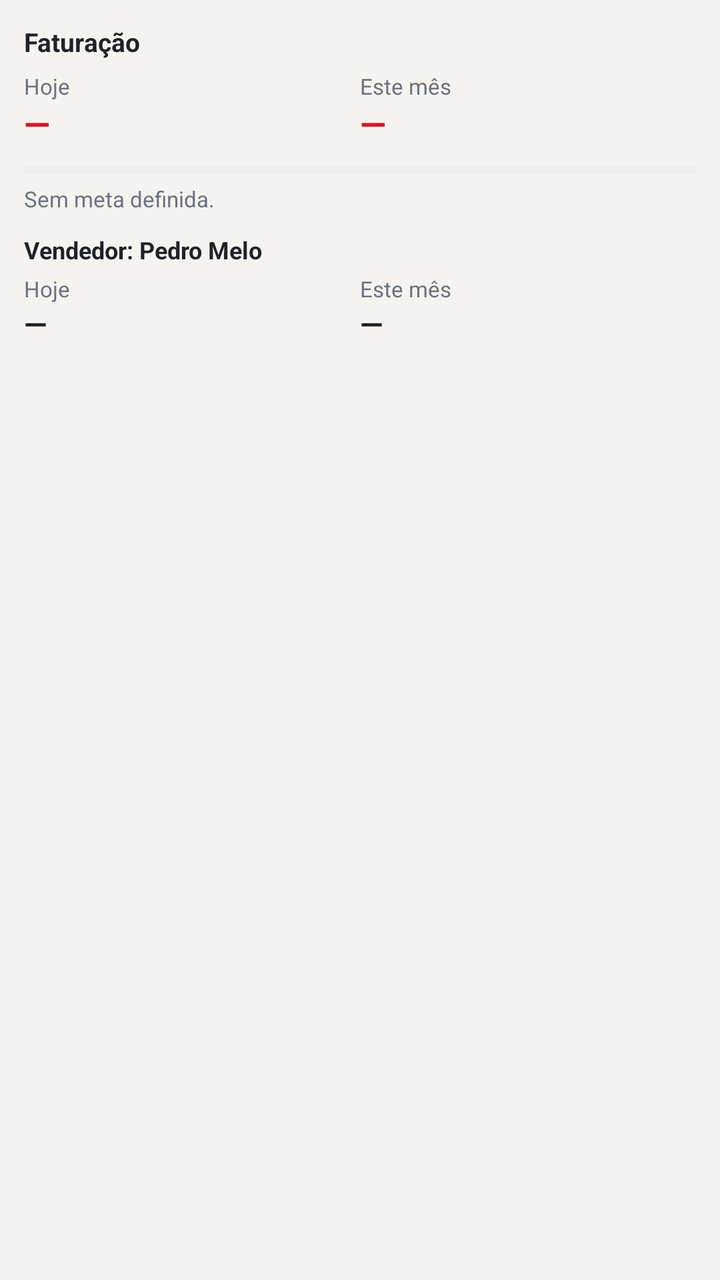
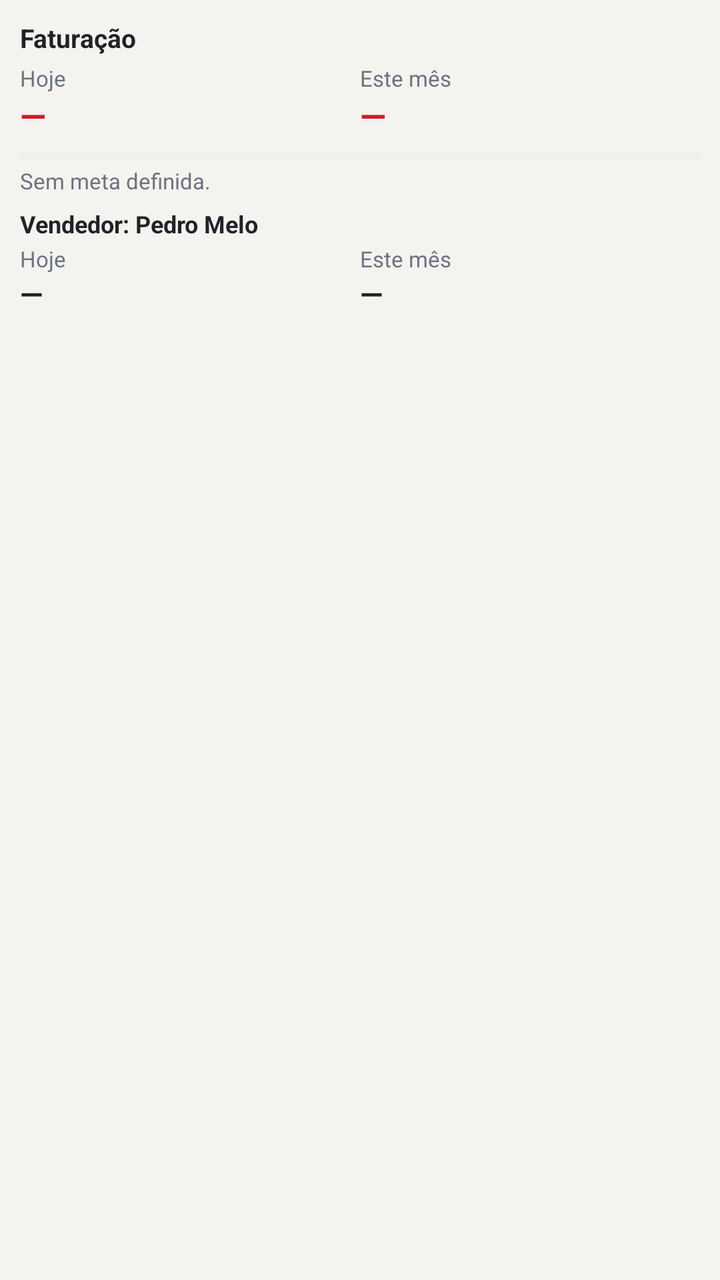

An Android layout rendered at two revisions. The XML below is the earlier revision; the diff shows what the commit changed to produce the second picture.
<!-- AndroidManifest.xml: application theme android:Theme.Material.Light -->
<!-- res/layout/widget_faturacao.xml -->
<?xml version="1.0" encoding="utf-8"?>
<LinearLayout xmlns:android="http://schemas.android.com/apk/res/android"
    android:id="@+id/widget_root"
    android:layout_width="match_parent"
    android:layout_height="match_parent"
    android:background="#F5F3EF"
    android:orientation="vertical"
    android:padding="12dp">

    <TextView
        android:id="@+id/w_titulo"
        android:layout_width="wrap_content"
        android:layout_height="wrap_content"
        android:text="Faturação"
        android:textColor="#1F2328"
        android:textSize="13sp"
        android:textStyle="bold" />

    <LinearLayout
        android:layout_width="match_parent"
        android:layout_height="wrap_content"
        android:layout_marginTop="6dp"
        android:orientation="horizontal">

        <LinearLayout
            android:layout_width="0dp"
            android:layout_height="wrap_content"
            android:layout_weight="1"
            android:orientation="vertical">
            <TextView
                android:layout_width="wrap_content"
                android:layout_height="wrap_content"
                android:text="Hoje"
                android:textColor="#6B7280"
                android:textSize="11sp" />
            <TextView
                android:id="@+id/w_dia_val"
                android:layout_width="wrap_content"
                android:layout_height="wrap_content"
                android:text="—"
                android:textColor="#D7182A"
                android:textSize="17sp"
                android:textStyle="bold" />
        </LinearLayout>

        <LinearLayout
            android:layout_width="0dp"
            android:layout_height="wrap_content"
            android:layout_weight="1"
            android:orientation="vertical">
            <TextView
                android:layout_width="wrap_content"
                android:layout_height="wrap_content"
                android:text="Este mês"
                android:textColor="#6B7280"
                android:textSize="11sp" />
            <TextView
                android:id="@+id/w_mes_val"
                android:layout_width="wrap_content"
                android:layout_height="wrap_content"
                android:text="—"
                android:textColor="#D7182A"
                android:textSize="17sp"
                android:textStyle="bold" />
        </LinearLayout>
    </LinearLayout>

    <ProgressBar
        android:id="@+id/w_meta_bar"
        style="?android:attr/progressBarStyleHorizontal"
        android:layout_width="match_parent"
        android:layout_height="8dp"
        android:layout_marginTop="8dp"
        android:max="100"
        android:progress="0"
        android:progressBackgroundTint="#E3E5E8"
        android:progressTint="#D7182A" />

    <TextView
        android:id="@+id/w_meta_txt"
        android:layout_width="wrap_content"
        android:layout_height="wrap_content"
        android:layout_marginTop="3dp"
        android:text="Sem meta definida."
        android:textColor="#6B7280"
        android:textSize="11sp" />

    <TextView
        android:layout_width="wrap_content"
        android:layout_height="wrap_content"
        android:layout_marginTop="10dp"
        android:text="Vendedor: Pedro Melo"
        android:textColor="#1F2328"
        android:textSize="12sp"
        android:textStyle="bold" />

    <LinearLayout
        android:layout_width="match_parent"
        android:layout_height="wrap_content"
        android:layout_marginTop="4dp"
        android:orientation="horizontal">

        <LinearLayout
            android:layout_width="0dp"
            android:layout_height="wrap_content"
            android:layout_weight="1"
            android:orientation="vertical">
            <TextView
                android:layout_width="wrap_content"
                android:layout_height="wrap_content"
                android:text="Hoje"
                android:textColor="#6B7280"
                android:textSize="11sp" />
            <TextView
                android:id="@+id/w_ped_dia"
                android:layout_width="wrap_content"
                android:layout_height="wrap_content"
                android:text="—"
                android:textColor="#1F2328"
                android:textSize="15sp"
                android:textStyle="bold" />
        </LinearLayout>

        <LinearLayout
            android:layout_width="0dp"
            android:layout_height="wrap_content"
            android:layout_weight="1"
            android:orientation="vertical">
            <TextView
                android:layout_width="wrap_content"
                android:layout_height="wrap_content"
                android:text="Este mês"
                android:textColor="#6B7280"
                android:textSize="11sp" />
            <TextView
                android:id="@+id/w_ped_mes"
                android:layout_width="wrap_content"
                android:layout_height="wrap_content"
                android:text="—"
                android:textColor="#1F2328"
                android:textSize="15sp"
                android:textStyle="bold" />
        </LinearLayout>
    </LinearLayout>

    <TextView
        android:id="@+id/w_ritmo"
        android:layout_width="wrap_content"
        android:layout_height="wrap_content"
        android:layout_marginTop="8dp"
        android:text=""
        android:textColor="#1F2328"
        android:textSize="11sp" />

    <ImageView
        android:id="@+id/w_grafico"
        android:layout_width="match_parent"
        android:layout_height="0dp"
        android:layout_weight="1"
        android:layout_marginTop="4dp"
        android:scaleType="fitXY" />

    <TextView
        android:id="@+id/w_hora"
        android:layout_width="wrap_content"
        android:layout_height="wrap_content"
        android:text=""
        android:textColor="#9CA3AF"
        android:textSize="9sp" />
</LinearLayout>
<!-- resources referenced by this layout -->
<resources>

</resources>

<!-- the commit's change to res/layout/widget_faturacao.xml (unified diff, before → after) -->
@@ -5,7 +5,7 @@
     android:layout_height="match_parent"
     android:background="#F5F3EF"
     android:orientation="vertical"
-    android:padding="12dp">
+    android:padding="10dp">
 
     <TextView
         android:id="@+id/w_titulo"
@@ -19,7 +19,7 @@
     <LinearLayout
         android:layout_width="match_parent"
         android:layout_height="wrap_content"
-        android:layout_marginTop="6dp"
+        android:layout_marginTop="4dp"
         android:orientation="horizontal">
 
         <LinearLayout
@@ -69,8 +69,8 @@
         android:id="@+id/w_meta_bar"
         style="?android:attr/progressBarStyleHorizontal"
         android:layout_width="match_parent"
-        android:layout_height="8dp"
-        android:layout_marginTop="8dp"
+        android:layout_height="6dp"
+        android:layout_marginTop="6dp"
         android:max="100"
         android:progress="0"
         android:progressBackgroundTint="#E3E5E8"
@@ -80,7 +80,7 @@
         android:id="@+id/w_meta_txt"
         android:layout_width="wrap_content"
         android:layout_height="wrap_content"
-        android:layout_marginTop="3dp"
+        android:layout_marginTop="2dp"
         android:text="Sem meta definida."
         android:textColor="#6B7280"
         android:textSize="11sp" />
@@ -88,7 +88,7 @@
     <TextView
         android:layout_width="wrap_content"
         android:layout_height="wrap_content"
-        android:layout_marginTop="10dp"
+        android:layout_marginTop="6dp"
         android:text="Vendedor: Pedro Melo"
         android:textColor="#1F2328"
         android:textSize="12sp"
@@ -97,7 +97,7 @@
     <LinearLayout
         android:layout_width="match_parent"
         android:layout_height="wrap_content"
-        android:layout_marginTop="4dp"
+        android:layout_marginTop="2dp"
         android:orientation="horizontal">
 
         <LinearLayout
@@ -147,7 +147,7 @@
         android:id="@+id/w_ritmo"
         android:layout_width="wrap_content"
         android:layout_height="wrap_content"
-        android:layout_marginTop="8dp"
+        android:layout_marginTop="4dp"
         android:text=""
         android:textColor="#1F2328"
         android:textSize="11sp" />
@@ -155,8 +155,7 @@
     <ImageView
         android:id="@+id/w_grafico"
         android:layout_width="match_parent"
-        android:layout_height="0dp"
-        android:layout_weight="1"
+        android:layout_height="56dp"
         android:layout_marginTop="4dp"
         android:scaleType="fitXY" />
 
